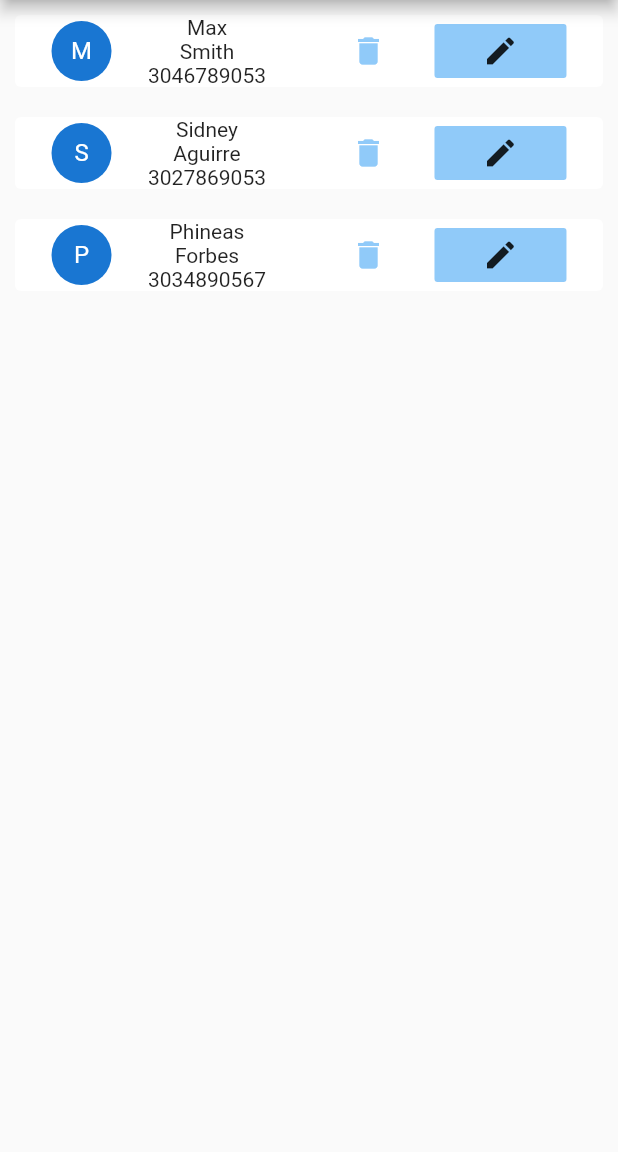
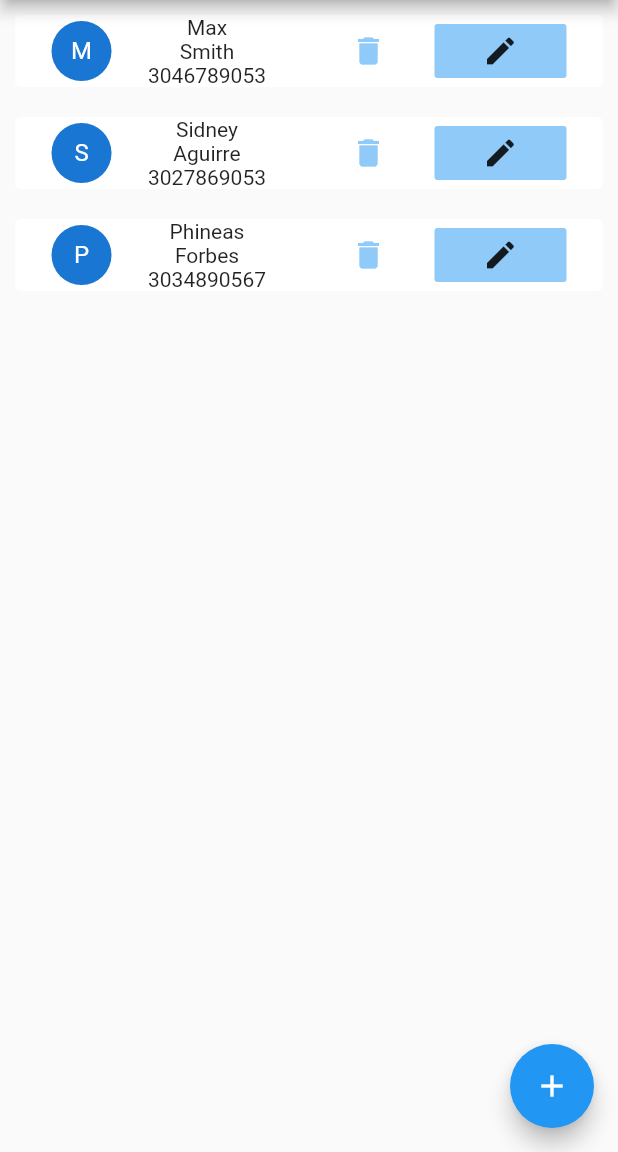
Before and after one commit to sidneyaguirre/contacts, a Flutter app: the screen it shows after launch, on a phone screen of 412 x 824 dp, the part 84-1236 px from its top. Run offline on Flutter 3.47's test engine with Material 2 defaults, Android fonts, the phone set to English and light mode, and no system bars.

Commit message:
add contact button

```diff
--- a/lib/views/contact-list.dart
+++ b/lib/views/contact-list.dart
@@ -1,6 +1,7 @@
 import 'dart:developer';
 import 'package:flutter/material.dart';
 
+import './add-contact.dart';
 import './edit-contact.dart';
 import '../presenter/contact-list-presenter.dart';
 
@@ -77,6 +78,16 @@ class _ContactListState extends State<ContactList> {
               );
             })
           ],
-        )));
+        )),
+        floatingActionButton: FloatingActionButton(
+          onPressed: () {
+            log('message');
+            Navigator.of(context).push(MaterialPageRoute(builder: (_) {
+              return AddContact();
+            }));
+          },
+          tooltip: 'Increment',
+          child: Icon(Icons.add),
+        ));
   }
 }
```
